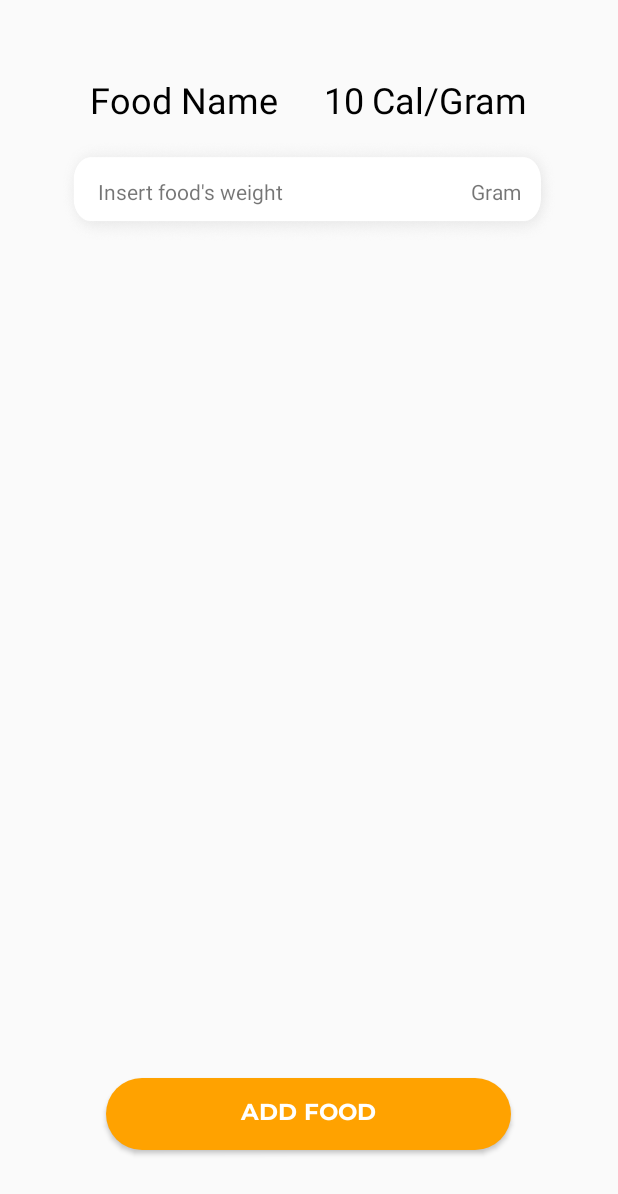
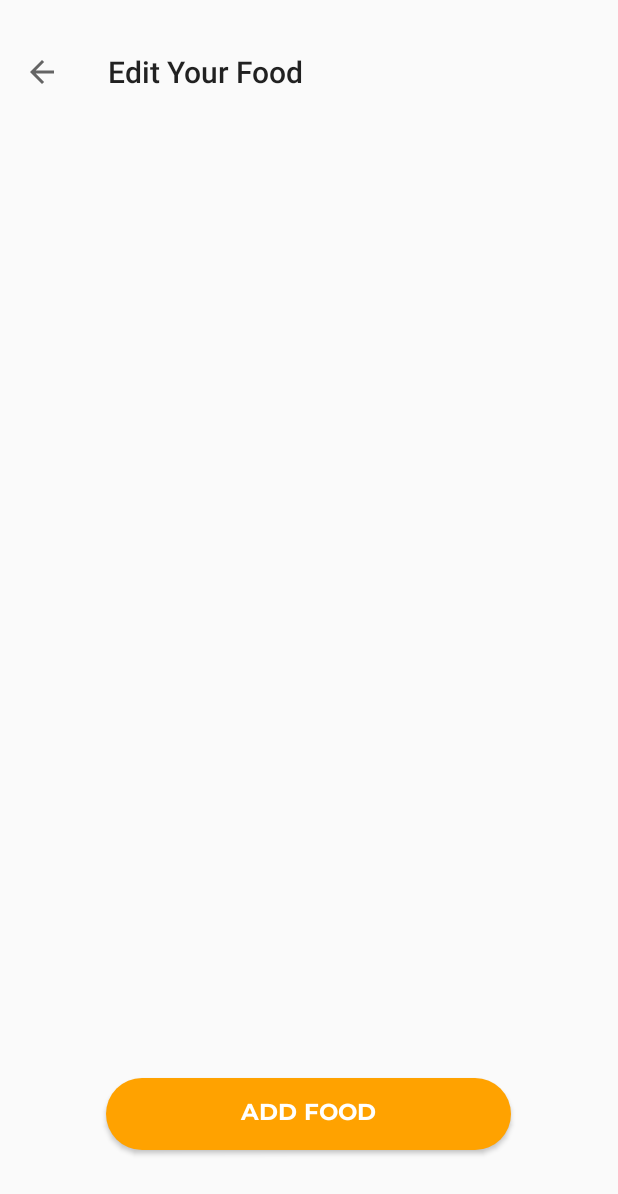
Before and after one commit to dewiiliie07/DiabetterV1, an Android app: the editFoodActivity screen opened directly, with no data from a screen before it, on a phone screen of 412 x 824 dp. Shown: the top 1194 px of the screen. Run offline under Robolectric (Android 15) with nearby library versions, the phone set to English and light mode, and no system bars.

Commit message:
Fixing UI List Food

```diff
--- a/app/src/main/java/com/example/dewiiliie/diabetter/FoodAdapter.java
+++ b/app/src/main/java/com/example/dewiiliie/diabetter/FoodAdapter.java
@@ -147,7 +147,4 @@ public class FoodAdapter extends RecyclerView.Adapter<FoodAdapter.MyViewHolder>
         }
     }
 
-
-
-
 }
--- a/app/src/main/res/layout/activity_edit_food.xml
+++ b/app/src/main/res/layout/activity_edit_food.xml
@@ -5,76 +5,94 @@
     android:layout_width="match_parent"
     android:layout_height="match_parent"
     tools:context=".editFoodActivity">
-
-    <RelativeLayout
-        android:id="@+id/rl_food"
+    <android.support.v7.widget.Toolbar
+        android:layout_marginTop="20dp"
         android:layout_width="match_parent"
         android:layout_height="wrap_content"
-        android:layout_marginTop="50dp"
-        >
-        <TextView
-            android:id="@+id/tv_food_choosen"
-            android:layout_width="wrap_content"
-            android:layout_height="wrap_content"
-            android:layout_alignParentLeft="true"
-            android:layout_marginLeft="60dp"
-            android:textSize="24dp"
-            android:textColor="#000000"
-            android:text="Food Name" />
+        android:id="@+id/toolbar_edit_food"></android.support.v7.widget.Toolbar>
 
-        <TextView
-            android:id="@+id/tv_calories_choosen"
-            android:layout_width="wrap_content"
-            android:layout_height="wrap_content"
-            android:layout_marginTop="0dp"
-            android:layout_toLeftOf="@+id/tvCalGram"
-            android:layout_marginRight="5dp"
-            android:layout_centerHorizontal="true"
-            android:text="10"
-            android:textColor="#000000"
-            android:textSize="24dp" />
-        <TextView
-            android:id="@+id/tvCalGram"
-            android:layout_width="wrap_content"
-            android:layout_height="wrap_content"
-            android:layout_alignParentRight="true"
-            android:textSize="24dp"
-            android:layout_marginRight="60dp"
-            android:textColor="#000000"
-            android:text="Cal/Gram"
-            />
+    <ScrollView
+        android:layout_below="@+id/toolbar_edit_food"
+        android:layout_width="match_parent"
+        android:layout_height="match_parent">
+        <android.support.v7.widget.RecyclerView
+            android:id="@+id/rv_edit_food"
+            android:scrollbars="vertical"
+            android:layout_width="match_parent"
+            android:layout_height="match_parent"
+            android:layout_below="@id/btn_confirm">
+        </android.support.v7.widget.RecyclerView>
+    </ScrollView>
 
-    </RelativeLayout>
+<!--    <RelativeLayout-->
+<!--        android:id="@+id/rl_food"-->
+<!--        android:layout_width="match_parent"-->
+<!--        android:layout_height="wrap_content"-->
+<!--        android:layout_marginTop="50dp"-->
+<!--        >-->
+<!--        <TextView-->
+<!--            android:id="@+id/tv_food_choosen"-->
+<!--            android:layout_width="wrap_content"-->
+<!--            android:layout_height="wrap_content"-->
+<!--            android:layout_alignParentLeft="true"-->
+<!--            android:layout_marginLeft="30dp"-->
+<!--            android:textSize="24dp"-->
+<!--            android:textColor="#000000"-->
+<!--            android:text="Food Name" />-->
 
-    <RelativeLayout
-        android:layout_below="@+id/rl_food"
-        android:layout_width="match_parent"
-        android:layout_height="70dp"
-        android:layout_marginTop="10dp"
-        android:gravity="center_vertical"
-        android:background="@drawable/base_list_food"
-        android:layout_marginLeft="40dp"
-        android:layout_marginRight="40dp"
-        android:paddingLeft="25dp"
-        android:paddingRight="25dp"
-        >
+<!--        <TextView-->
+<!--            android:id="@+id/tv_calories_choosen"-->
+<!--            android:layout_width="wrap_content"-->
+<!--            android:layout_height="wrap_content"-->
+<!--            android:layout_marginTop="0dp"-->
+<!--            android:layout_toLeftOf="@+id/tvCalGram"-->
+<!--            android:layout_marginRight="5dp"-->
+<!--            android:layout_centerHorizontal="true"-->
+<!--            android:text="10"-->
+<!--            android:textColor="#000000"-->
+<!--            android:textSize="24dp" />-->
+<!--        <TextView-->
+<!--            android:id="@+id/tvCalGram"-->
+<!--            android:layout_width="wrap_content"-->
+<!--            android:layout_height="wrap_content"-->
+<!--            android:layout_alignParentRight="true"-->
+<!--            android:textSize="24dp"-->
+<!--            android:layout_marginRight="30dp"-->
+<!--            android:textColor="#000000"-->
+<!--            android:text="Cal/Gram"-->
+<!--            />-->
 
-        <TextView
-            android:id="@+id/tv_food_weight"
-            android:layout_width="wrap_content"
-            android:layout_height="wrap_content"
-            android:layout_gravity="center"
-            android:text="Insert food's weight" />
+<!--    </RelativeLayout>-->
 
-        <TextView
-            android:id="@+id/text_view_calories"
-            android:layout_width="match_parent"
-            android:layout_height="wrap_content"
-            android:layout_alignTop="@+id/text_view_food_name"
-            android:layout_gravity="center"
-            android:gravity="right"
-            android:text="Gram" />
-    </RelativeLayout>
+<!--    <RelativeLayout-->
+<!--        android:layout_below="@+id/rl_food"-->
+<!--        android:layout_width="match_parent"-->
+<!--        android:layout_height="70dp"-->
+<!--        android:layout_marginTop="5dp"-->
+<!--        android:gravity="center_vertical"-->
+<!--        android:background="@drawable/base_list_food"-->
+<!--        android:layout_marginLeft="20dp"-->
+<!--        android:layout_marginRight="20dp"-->
+<!--        android:paddingLeft="25dp"-->
+<!--        android:paddingRight="25dp"-->
+<!--        >-->
+
+<!--        <TextView-->
+<!--            android:id="@+id/tv_food_weight"-->
+<!--            android:layout_width="wrap_content"-->
+<!--            android:layout_height="wrap_content"-->
+<!--            android:layout_gravity="center"-->
+<!--            android:text="Insert food's weight" />-->
+
+<!--        <TextView-->
+<!--            android:id="@+id/text_view_calories"-->
+<!--            android:layout_width="match_parent"-->
+<!--            android:layout_height="wrap_content"-->
+<!--            android:layout_alignTop="@+id/text_view_food_name"-->
+<!--            android:layout_gravity="center"-->
+<!--            android:gravity="right"-->
+<!--            android:text="Gram" />-->
+<!--    </RelativeLayout>-->
 
     <Button
         android:id="@+id/btn"
```
Also changed, not shown: app/src/main/java/com/example/dewiiliie/diabetter/editFoodActivity.java (+63 -0 lines), app/src/main/res/layout/activity_menu_makanan.xml (+18 -8 lines), app/src/main/res/layout/layout_edit_food.xml (added, +75 -0 lines), app/src/main/res/layout/list_food.xml (+4 -3 lines).
